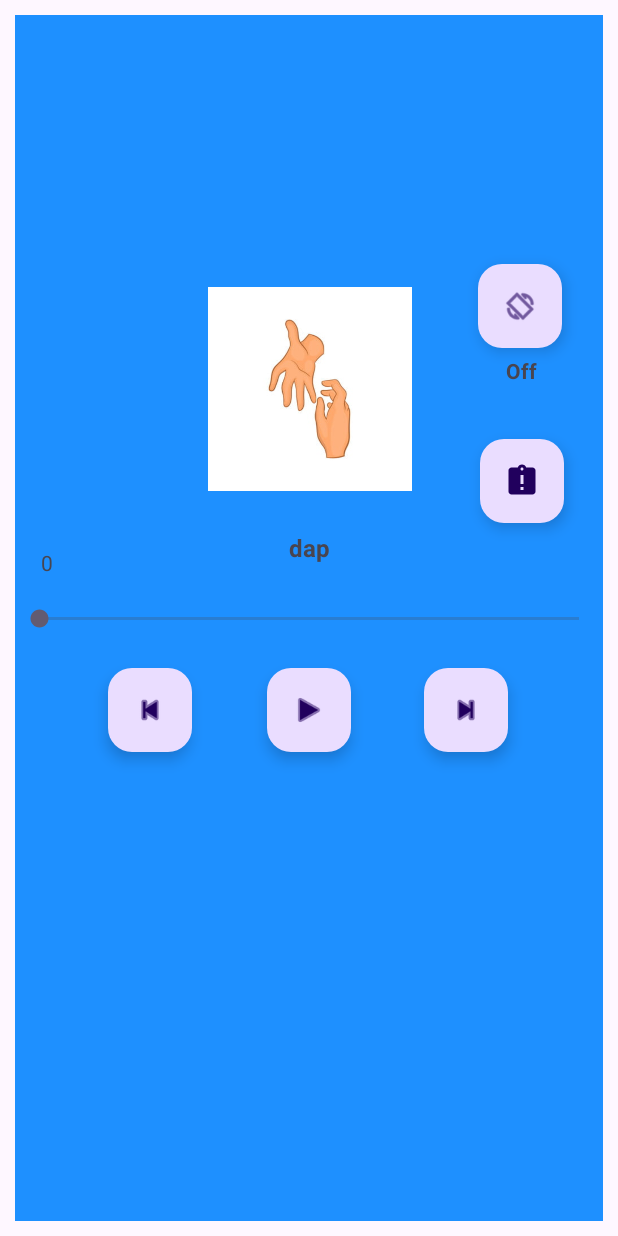
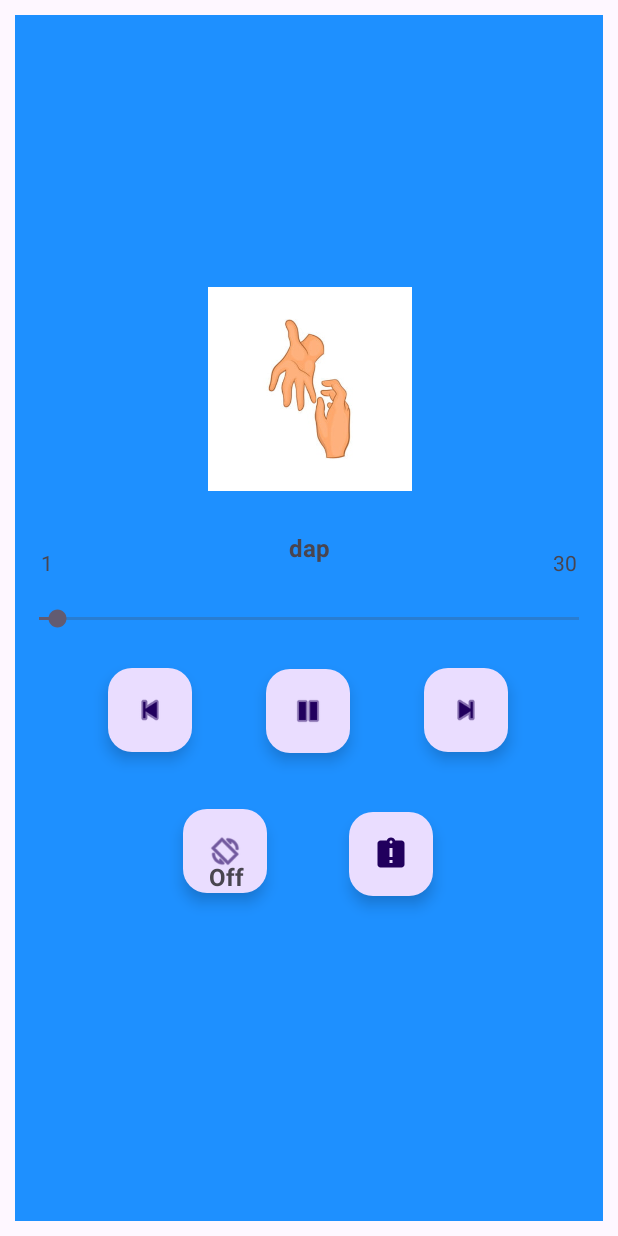
Before and after one commit to shahil-sk/BasicMusic, an Android app: the screen it shows after launch (MainActivity), after a tap on "forward button", on a phone screen of 412 x 824 dp. Run offline under Robolectric (Android 15) with nearby library versions, the phone set to English and light mode, and no system bars; 2 other taps on this screen came first.

Commit message:
version 1.1

```diff
--- a/app/src/main/java/com/sk/basicmusic/MainActivity.kt
+++ b/app/src/main/java/com/sk/basicmusic/MainActivity.kt
@@ -3,15 +3,21 @@ package com.sk.basicmusic
 import android.content.SharedPreferences
 import android.media.MediaPlayer
 import android.os.Bundle
+import android.os.Handler
+import android.os.Looper
 import android.util.Log
 import android.view.View.INVISIBLE
 import android.view.View.VISIBLE
+import android.widget.SeekBar
+import android.widget.SeekBar.OnSeekBarChangeListener
 import android.widget.TextView
 import androidx.activity.enableEdgeToEdge
 import androidx.appcompat.app.AppCompatActivity
 import androidx.lifecycle.ViewModelProvider
 import com.google.android.material.floatingactionbutton.FloatingActionButton
 import com.sk.basicmusic.songs
+import kotlinx.coroutines.handleCoroutineException
+import org.w3c.dom.Text
 
 class MainActivity : AppCompatActivity() {
 
@@ -19,12 +25,17 @@ class MainActivity : AppCompatActivity() {
     private lateinit var editor:SharedPreferences.Editor
     private lateinit var mediaView:mainMediaVIew
 
+    private lateinit var runnable: Runnable
+    private lateinit var handler: Handler
+
     private lateinit var play: FloatingActionButton
     private lateinit var pause: FloatingActionButton
     private var rIndicator:Boolean = false
 
-    var counter = 0
+    private lateinit var seekbar: SeekBar
     private var mediaPlayer: MediaPlayer? = null
+
+    private lateinit var playerText:TextView
 
     override fun onCreate(savedInstanceState: Bundle?) {
         super.onCreate(savedInstanceState)
@@ -34,7 +45,9 @@ class MainActivity : AppCompatActivity() {
         mediaView = ViewModelProvider(this).get(mainMediaVIew::class.java)
         sp = getSharedPreferences("USER", MODE_PRIVATE)
         editor = sp.edit()
+        handler = Handler(Looper.getMainLooper())
 
+        seekbar = findViewById(R.id.sbDap)
         play  = findViewById<FloatingActionButton>(R.id.fabPlay)
         pause = findViewById<FloatingActionButton>(R.id.fabPause)
         val stop  = findViewById<FloatingActionButton>(R.id.fabStop)
@@ -42,7 +55,7 @@ class MainActivity : AppCompatActivity() {
         val back  = findViewById<FloatingActionButton>(R.id.fabBack)
         val repeat = findViewById<FloatingActionButton>(R.id.fabRepeat)
 
-        var playerText = findViewById<TextView>(R.id.tvPlayer)
+        playerText = findViewById<TextView>(R.id.tvPlayer)
         mediaView.playerText.observe(this,{playerText.text = it.toString()})
 
         var songTitle = findViewById<TextView>(R.id.songName)
@@ -58,7 +71,7 @@ class MainActivity : AppCompatActivity() {
                 mediaView.songName.value = st.split("/")[1]
                 Logmsg(mediaView.songName.value.toString())
                 mediaPlayer = MediaPlayer.create(this, songs.song[mediaView.count])
-                //intializeSeekbar()
+                intializeSeekbar()
             }
             mediaPlayer?.start()
         }
@@ -80,28 +93,93 @@ class MainActivity : AppCompatActivity() {
             backMeida()
         }
 
+        stop.setOnClickListener()
+        {
+            stop()
+        }
+
     }
+
+    private fun intializeSeekbar()
+    {
+        seekbar.setOnSeekBarChangeListener(object : SeekBar.OnSeekBarChangeListener{
+            override fun onProgressChanged(seekBar: SeekBar?, progress: Int, fromUser: Boolean) {
+                if(fromUser)
+                {
+                    mediaPlayer?.seekTo(progress)
+                    Logmsg("User Seeked To: ${seekbar.progress/1000}")
+                }
+
+            }
+
+            override fun onStartTrackingTouch(seekBar: SeekBar?) {
+
+            }
+
+            override fun onStopTrackingTouch(seekBar: SeekBar?) {
+
+            }
+
+        })
+        var due = findViewById<TextView>(R.id.tvDue)
+        seekbar.max = mediaPlayer!!.duration
+        due.text = (seekbar.max/1000).toString()
+
+        runnable = Runnable {
+
+            if(seekbar.progress == mediaPlayer!!.duration)
+            {
+                nextMeida()
+            }
+            else
+            {
+                mediaView.playerText.value = (mediaPlayer!!.currentPosition/1000).toString().toInt()
+                seekbar.progress = mediaPlayer!!.currentPosition
+            }
+
+
+        handler.postDelayed(runnable,1000)
+    }
+    handler.postDelayed(runnable,1000)
+}
 
     private fun player(counter: Int)
     {
+        play.visibility = INVISIBLE
+        pause.visibility = VISIBLE
         Log.i("media", "in player function")
         mediaPlayer?.stop()
         mediaPlayer?.reset()
         mediaPlayer?.release()
         mediaPlayer = null
-       // handler.removeCallbacks(runnable)
-        //seekbar.progress = 0
+        handler.removeCallbacks(runnable)
+        seekbar.progress = 0
+
         Logmsg("Memory Released")
         if (mediaPlayer == null) {
             var st:String = resources.getResourceName(songs.song[mediaView.count])
             mediaView.songName.value = st.split("/")[1]
             Logmsg(mediaView.songName.value.toString())
             mediaPlayer = MediaPlayer.create(this, songs.song[mediaView.count])
-            //intializeSeekbar()
+            intializeSeekbar()
         }
         mediaPlayer?.start()
     }
 
+    private fun  stop()
+    {
+        Logmsg("Stop")
+        play.visibility = VISIBLE
+        pause.visibility = INVISIBLE
+
+        mediaPlayer?.stop()
+        mediaPlayer?.reset()
+        mediaPlayer?.release()
+        mediaPlayer = null
+        handler.removeCallbacks(runnable)
+        seekbar.progress = 0
+        mediaView.songName.value = ""
+    }
     private fun pauseMedia()
     {
         play.visibility = VISIBLE
--- a/app/src/main/java/com/sk/basicmusic/mainMediaVIew.kt
+++ b/app/src/main/java/com/sk/basicmusic/mainMediaVIew.kt
@@ -4,7 +4,7 @@ import androidx.lifecycle.MutableLiveData
 import androidx.lifecycle.ViewModel
 
 class mainMediaVIew:ViewModel() {
-
+    var dueText:Int = 0
     var playerText = MutableLiveData<Int>()
     var count:Int = 0
     var songName = MutableLiveData<String>()
--- a/app/src/main/res/layout/activity_main.xml
+++ b/app/src/main/res/layout/activity_main.xml
@@ -118,10 +118,10 @@
         android:contentDescription="repeat button"
         app:layout_constraintBottom_toBottomOf="parent"
         app:layout_constraintEnd_toEndOf="parent"
-        app:layout_constraintHorizontal_bias="0.919"
+        app:layout_constraintHorizontal_bias="0.333"
         app:layout_constraintStart_toStartOf="parent"
         app:layout_constraintTop_toTopOf="parent"
-        app:layout_constraintVertical_bias="0.222"
+        app:layout_constraintVertical_bias="0.708"
         app:srcCompat="@android:drawable/ic_menu_always_landscape_portrait" />
 
     <com.google.android.material.floatingactionbutton.FloatingActionButton
@@ -132,10 +132,10 @@
         android:contentDescription="stop button"
         app:layout_constraintBottom_toBottomOf="parent"
         app:layout_constraintEnd_toEndOf="parent"
-        app:layout_constraintHorizontal_bias="0.922"
+        app:layout_constraintHorizontal_bias="0.663"
         app:layout_constraintStart_toStartOf="parent"
         app:layout_constraintTop_toTopOf="parent"
-        app:layout_constraintVertical_bias="0.378"
+        app:layout_constraintVertical_bias="0.71"
         app:srcCompat="@drawable/stop_button" />
 
     <TextView
@@ -154,12 +154,14 @@
         android:id="@+id/repeatText"
         android:layout_width="wrap_content"
         android:layout_height="wrap_content"
+        android:elevation="20px"
         android:text="Off"
+        android:textSize="24px"
         android:textStyle="bold"
         app:layout_constraintBottom_toBottomOf="parent"
         app:layout_constraintEnd_toEndOf="parent"
-        app:layout_constraintHorizontal_bias="0.881"
+        app:layout_constraintHorizontal_bias="0.35"
         app:layout_constraintStart_toStartOf="parent"
         app:layout_constraintTop_toTopOf="parent"
-        app:layout_constraintVertical_bias="0.29" />
+        app:layout_constraintVertical_bias="0.72" />
 </androidx.constraintlayout.widget.ConstraintLayout>
```
